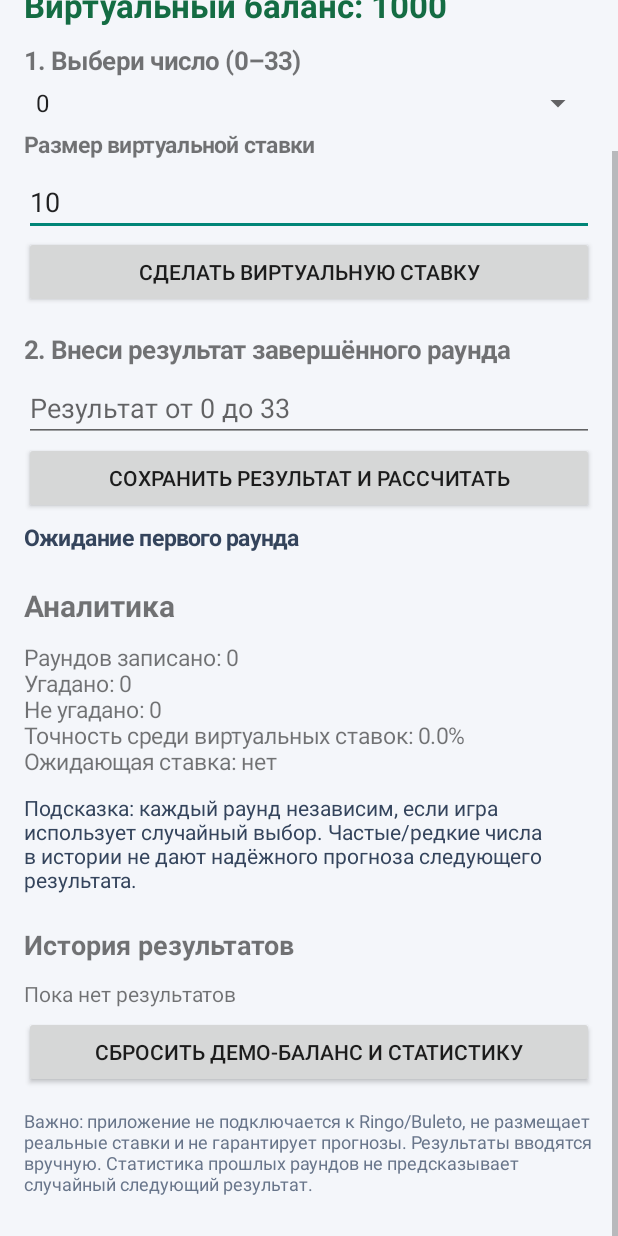
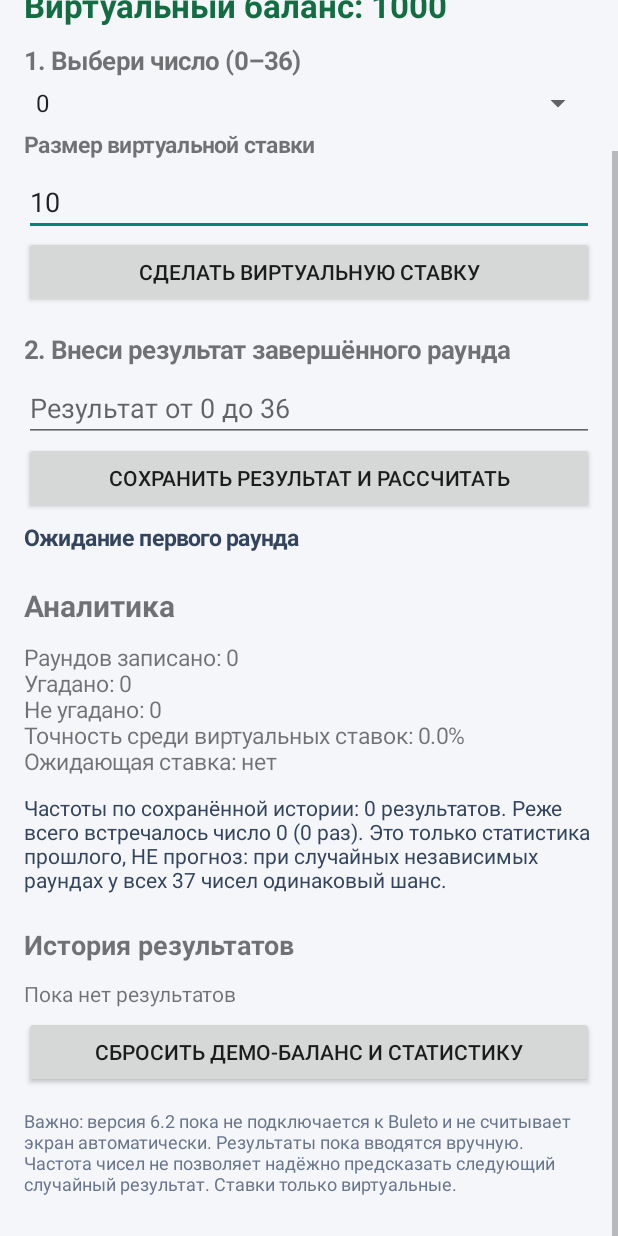
Before and after one commit to bivaz1744-oss/ringo-observer-android, an Android app: the screen it shows after launch (MainActivity), scrolled down 114 dp, on a phone screen of 412 x 824 dp. Run offline under Robolectric (Android 15) with nearby library versions, the phone set to English and light mode, and no system bars.

Commit message:
Upgrade Ringo AI to 6.2: support 0-36 and persist round history

```diff
--- a/app/src/main/java/com/ringoai/sixone/MainActivity.java
+++ b/app/src/main/java/com/ringoai/sixone/MainActivity.java
@@ -3,12 +3,12 @@ package com.ringoai.sixone;
 import android.app.Activity;
 import android.os.Bundle;
 import android.graphics.Typeface;
-import android.view.Gravity;
 import android.view.View;
 import android.widget.*;
 import android.content.SharedPreferences;
 import java.util.ArrayList;
 import java.util.List;
+import java.util.Locale;
 
 public class MainActivity extends Activity {
     private SharedPreferences prefs;
@@ -17,17 +17,21 @@ public class MainActivity extends Activity {
     private EditText stakeInput, resultInput;
     private int balance, wins, losses, rounds;
     private int pendingNumber = -1, pendingStake = 0;
-    private final List<String> history = new ArrayList<>();
+    private final List<Integer> history = new ArrayList<>();
+    private static final int MAX_NUMBER = 36;
+    private static final int OUTCOMES = 37;
+    private static final double DEMO_MULTIPLIER = 5.2; // пример коэффициента из ранее предоставленных пользователем результатов
 
     @Override public void onCreate(Bundle saved) {
         super.onCreate(saved);
-        prefs = getSharedPreferences("ringo61", MODE_PRIVATE);
+        prefs = getSharedPreferences("ringo62", MODE_PRIVATE);
         balance = prefs.getInt("balance", 1000);
         wins = prefs.getInt("wins", 0);
         losses = prefs.getInt("losses", 0);
         rounds = prefs.getInt("rounds", 0);
         pendingNumber = prefs.getInt("pendingNumber", -1);
         pendingStake = prefs.getInt("pendingStake", 0);
+        loadHistory();
         buildUi();
         refresh();
     }
@@ -40,10 +44,10 @@ public class MainActivity extends Activity {
         root.setBackgroundColor(0xFFF4F6FA);
         scroll.addView(root);
 
-        TextView title = text("RINGO AI 6.1", 27, true);
+        TextView title = text("RINGO AI 6.2", 27, true);
         title.setTextColor(0xFF18243A);
         root.addView(title);
-        TextView subtitle = text("ДЕМО-ТРЕНАЖЁР • ТОЛЬКО ВИРТУАЛЬНЫЕ СТАВКИ", 12, true);
+        TextView subtitle = text("ДЕМО-НАБЛЮДАТЕЛЬ • 0–36 • 37 РЕЗУЛЬТАТОВ", 12, true);
         subtitle.setTextColor(0xFF53627A);
         root.addView(subtitle);
 
@@ -51,10 +55,10 @@ public class MainActivity extends Activity {
         balanceView.setTextColor(0xFF146C43);
         addGap(root, 12); root.addView(balanceView);
 
-        root.addView(text("1. Выбери число (0–33)", 17, true));
+        root.addView(text("1. Выбери число (0–36)", 17, true));
         numberSpinner = new Spinner(this);
-        String[] nums = new String[34];
-        for (int i=0;i<34;i++) nums[i] = String.valueOf(i);
+        String[] nums = new String[OUTCOMES];
+        for (int i=0;i<OUTCOMES;i++) nums[i] = String.valueOf(i);
         ArrayAdapter<String> adapter = new ArrayAdapter<>(this, android.R.layout.simple_spinner_item, nums);
         adapter.setDropDownViewResource(android.R.layout.simple_spinner_dropdown_item);
         numberSpinner.setAdapter(adapter);
@@ -77,7 +81,7 @@ public class MainActivity extends Activity {
         resultInput = new EditText(this);
         resultInput.setInputType(2);
         resultInput.setSingleLine(true);
-        resultInput.setHint("Результат от 0 до 33");
+        resultInput.setHint("Результат от 0 до 36");
         root.addView(resultInput);
         Button result = button("Сохранить результат и рассчитать");
         root.addView(result);
@@ -104,7 +108,7 @@ public class MainActivity extends Activity {
         root.addView(reset);
         reset.setOnClickListener(v -> resetDemo());
 
-        TextView note = text("Важно: приложение не подключается к Ringo/Buleto, не размещает реальные ставки и не гарантирует прогнозы. Результаты вводятся вручную. Статистика прошлых раундов не предсказывает случайный следующий результат.", 12, false);
+        TextView note = text("Важно: версия 6.2 пока не подключается к Buleto и не считывает экран автоматически. Результаты пока вводятся вручную. Частота чисел не позволяет надёжно предсказать следующий случайный результат. Ставки только виртуальные.", 12, false);
         note.setTextColor(0xFF68758A);
         addGap(root, 12); root.addView(note);
         setContentView(scroll);
@@ -139,15 +143,16 @@ public class MainActivity extends Activity {
     private void recordResult() {
         int result;
         try { result = Integer.parseInt(resultInput.getText().toString().trim()); }
-        catch (Exception e) { toast("Введи результат от 0 до 33."); return; }
-        if (result < 0 || result > 33) { toast("Допустимы только числа от 0 до 33."); return; }
+        catch (Exception e) { toast("Введи результат от 0 до 36."); return; }
+        if (result < 0 || result > MAX_NUMBER) { toast("Допустимы только числа от 0 до 36."); return; }
         rounds++;
-        history.add(0, "Раунд " + rounds + ": " + result + (pendingNumber >= 0 ? " | выбор " + pendingNumber : ""));
+        history.add(0, result);
+        if (history.size() > 500) history.remove(history.size()-1);
         if (pendingNumber >= 0) {
             if (result == pendingNumber) {
-                int payout = pendingStake * 34;
+                int payout = (int)Math.round(pendingStake * DEMO_MULTIPLIER);
                 balance += payout; wins++;
-                statusView.setText("Совпадение! Виртуальное начисление: " + payout + ".");
+                statusView.setText("Совпадение! Демо-начисление по условному коэффициенту 5,2: " + payout + ".");
             } else {
                 losses++;
                 statusView.setText("Не совпало. Виртуальная ставка проиграна.");
@@ -164,17 +169,33 @@ public class MainActivity extends Activity {
         int settled = wins + losses;
         double accuracy = settled == 0 ? 0 : (wins * 100.0 / settled);
         statsView.setText("Раундов записано: " + rounds + "\nУгадано: " + wins + "\nНе угадано: " + losses +
-                "\nТочность среди виртуальных ставок: " + String.format(java.util.Locale.US, "%.1f", accuracy) + "%" +
+                "\nТочность среди виртуальных ставок: " + String.format(Locale.US, "%.1f", accuracy) + "%" +
                 "\nОжидающая ставка: " + (pendingNumber < 0 ? "нет" : ("число " + pendingNumber + ", сумма " + pendingStake)));
-        adviceView.setText("Подсказка: каждый раунд независим, если игра использует случайный выбор. Частые/редкие числа в истории не дают надёжного прогноза следующего результата.");
+        int[] counts = new int[OUTCOMES];
+        for (int n : history) if (n >= 0 && n <= MAX_NUMBER) counts[n]++;
+        int least = 0;
+        for (int i=1;i<OUTCOMES;i++) if (counts[i] < counts[least]) least = i;
+        adviceView.setText("Частоты по сохранённой истории: " + history.size() + " результатов. Реже всего встречалось число " + least +
+                " (" + counts[least] + " раз). Это только статистика прошлого, НЕ прогноз: при случайных независимых раундах у всех 37 чисел одинаковый шанс.");
         StringBuilder h = new StringBuilder();
-        for (int i=0;i<history.size() && i<20;i++) h.append(history.get(i)).append("\n");
+        for (int i=0;i<history.size() && i<100;i++) h.append("Раунд ").append(rounds-i).append(": ").append(history.get(i)).append("\n");
         historyView.setText(h.length()==0 ? "Пока нет результатов" : h.toString());
     }
+    private void loadHistory() {
+        String saved = prefs.getString("history", "");
+        if (saved == null || saved.isEmpty()) return;
+        String[] values = saved.split(",");
+        for (String value : values) {
+            try { int n = Integer.parseInt(value); if (n >= 0 && n <= MAX_NUMBER) history.add(n); }
+            catch (Exception ignored) { }
+        }
+    }
     private void save() {
+        StringBuilder data = new StringBuilder();
+        for (int n : history) { if (data.length() > 0) data.append(","); data.append(n); }
         prefs.edit().putInt("balance",balance).putInt("wins",wins).putInt("losses",losses)
                 .putInt("rounds",rounds).putInt("pendingNumber",pendingNumber)
-                .putInt("pendingStake",pendingStake).apply();
+                .putInt("pendingStake",pendingStake).putString("history",data.toString()).apply();
     }
     private void resetDemo() {
         balance=1000; wins=0; losses=0; rounds=0; pendingNumber=-1; pendingStake=0; history.clear();
```
